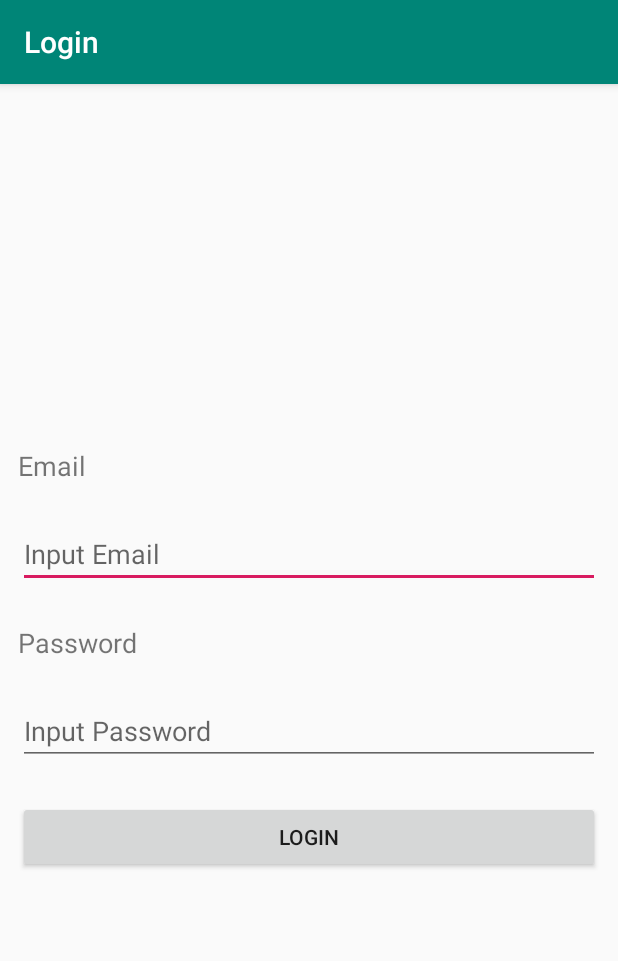
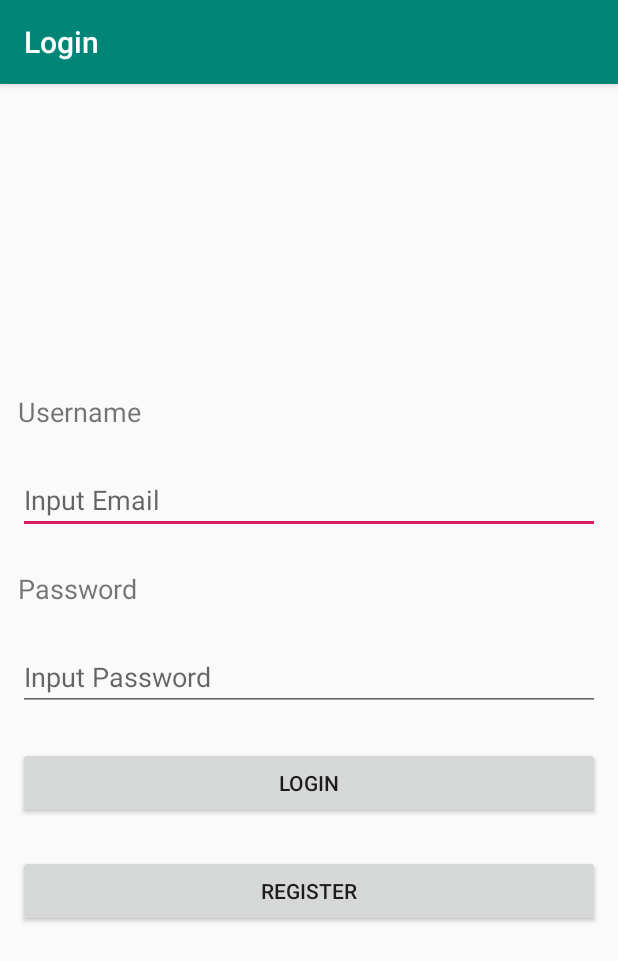
Before and after one commit to aldansorry/TI3A_8_12_TugasBesar, an Android app: the screen it shows after launch (LoginActivity), on a phone screen of 412 x 824 dp. Shown: the top 961 px of the screen. Run offline under Robolectric (Android 15) with nearby library versions, the light colour scheme and no system bars.

Commit message:
Register With Sqlite not yet

```diff
--- a/app/src/main/AndroidManifest.xml
+++ b/app/src/main/AndroidManifest.xml
@@ -22,7 +22,11 @@
             android:name=".Activity.LoginActivity"
             android:label="Login" />
         <activity android:name=".Activity.Main2Activity" />
-        <activity android:name=".Activity.DetailActivity"></activity>
+        <activity android:name=".Activity.DetailActivity" />
+        <activity
+            android:name=".Activity.RegisterActivity"
+            android:label="Register"
+            ></activity>
     </application>
 
 </manifest>
--- a/app/src/main/java/sorry/aldan/ti3a_8_12_tugasbesar/Activity/LoginActivity.java
+++ b/app/src/main/java/sorry/aldan/ti3a_8_12_tugasbesar/Activity/LoginActivity.java
@@ -13,8 +13,8 @@ import sorry.aldan.ti3a_8_12_tugasbesar.R;
 
 public class LoginActivity extends AppCompatActivity {
 
-    EditText edtEmail, edtPassword;
-    Button buttonLogin;
+    EditText edtUsername, edtPassword;
+    Button btnLogin,btnRegister;
     SessionManagement sessionManagement;
 
     @Override
@@ -23,9 +23,10 @@ public class LoginActivity extends AppCompatActivity {
         setContentView(R.layout.activity_login);
 
         //get component
-        edtEmail = findViewById(R.id.editEmail);
-        edtPassword = findViewById(R.id.editPassword);
-        buttonLogin = findViewById(R.id.buttonLogin);
+        edtUsername = findViewById(R.id.edtUsername);
+        edtPassword = findViewById(R.id.edtPassword);
+        btnLogin = findViewById(R.id.btnLogin);
+        btnRegister = findViewById(R.id.btnRegister);
 
         //instance
         sessionManagement = new SessionManagement(this);
@@ -36,27 +37,34 @@ public class LoginActivity extends AppCompatActivity {
         }
 
         //button function
-        buttonLogin.setOnClickListener(new View.OnClickListener() {
+        btnLogin.setOnClickListener(new View.OnClickListener() {
             @Override
             public void onClick(View view) {
                 //make var for store input value
-                String email,password;
+                String username,password;
                 //get input value
-                email = edtEmail.getText().toString();
+                username = edtUsername.getText().toString();
                 password = edtPassword.getText().toString();
 
                 //validate is not null, and not space
-                if(email.matches("") || email.trim().isEmpty() || password.matches("") || password.trim().isEmpty()){
+                if(username.matches("") || username.trim().isEmpty() || password.matches("") || password.trim().isEmpty()){
                     Toast.makeText(LoginActivity.this,"Email dan Passsword Tidak Boleh Kosong / Space"
                             ,Toast.LENGTH_LONG).show();
                     return;
                 }else {
-                    sessionManagement.createLoginSession(email, password);
+                    sessionManagement.createLoginSession(username, password);
                     goToActivity();
                 }
             }
         });
 
+        btnRegister.setOnClickListener(new View.OnClickListener() {
+            @Override
+            public void onClick(View v) {
+                Intent i = new Intent(LoginActivity.this,RegisterActivity.class);
+                startActivity(i);
+            }
+        });
     }
     private void goToActivity(){
         Intent mIntent = new Intent(this,Main2Activity.class);
--- a/app/src/main/java/sorry/aldan/ti3a_8_12_tugasbesar/Helper/SessionManagement.java
+++ b/app/src/main/java/sorry/aldan/ti3a_8_12_tugasbesar/Helper/SessionManagement.java
@@ -15,8 +15,8 @@ public class SessionManagement {
     int PRIVATE_MODE;
     private static final String PREF_NAME = "SharedPrefLatihan";
     private static final String IS_LOGIN = "IsLoggedIn";
-    public static final String KEY_EMAIL = "email";
-    public static final String KEY_PASSWOrD = "password";
+    public static final String KEY_USERNAME = "username";
+    public static final String KEY_PASSWORD = "password";
 
     public SessionManagement(Context mContext) {
         this.mContext = mContext;
@@ -26,15 +26,15 @@ public class SessionManagement {
     }
     public void createLoginSession(String email, String password){
         mEditor.putBoolean(IS_LOGIN, true);
-        mEditor.putString(KEY_EMAIL, password);
-        mEditor.putString(KEY_PASSWOrD, email);
+        mEditor.putString(KEY_USERNAME, email);
+        mEditor.putString(KEY_PASSWORD, password);
         mEditor.commit();
     }
 
     public HashMap<String, String> getUserInformation(){
         HashMap<String, String> user = new HashMap<String, String>();
-        user.put(KEY_EMAIL, mSharedPreference.getString(KEY_EMAIL, null));
-        user.put(KEY_PASSWOrD, mSharedPreference.getString(KEY_PASSWOrD, null));
+        user.put(KEY_USERNAME, mSharedPreference.getString(KEY_USERNAME, null));
+        user.put(KEY_PASSWORD, mSharedPreference.getString(KEY_PASSWORD, null));
         return user;
     }
     public boolean isLoggedIn(){
--- a/app/src/main/java/sorry/aldan/ti3a_8_12_tugasbesar/MainActivity.java
+++ b/app/src/main/java/sorry/aldan/ti3a_8_12_tugasbesar/MainActivity.java
@@ -45,7 +45,7 @@ public class MainActivity extends AppCompatActivity {
         loginUser = sessionManagement.getUserInformation();
 
         //change text to username
-        tvEmail.setText(loginUser.get(sessionManagement.KEY_EMAIL));
+        tvEmail.setText(loginUser.get(sessionManagement.KEY_USERNAME));
 
         //onclick logout
         buttonLogout.setOnClickListener(new View.OnClickListener() {
--- a/app/src/main/java/sorry/aldan/ti3a_8_12_tugasbesar/Model/UserModel.java
+++ b/app/src/main/java/sorry/aldan/ti3a_8_12_tugasbesar/Model/Laporan.java
@@ -1,9 +1,9 @@
 package sorry.aldan.ti3a_8_12_tugasbesar.Model;
 
-public class UserModel{
+public class Laporan {
     private String judul, kategori;
 
-    public UserModel(String judul, String kategori){
+    public Laporan(String judul, String kategori){
         this.judul = judul;
         this.kategori = kategori;
     }
--- a/app/src/main/res/layout/activity_login.xml
+++ b/app/src/main/res/layout/activity_login.xml
@@ -10,10 +10,10 @@
         android:layout_width="wrap_content"
         android:layout_height="wrap_content"
         android:layout_margin="12dp"
-        android:text="Email"
+        android:text="Username"
         android:textSize="18sp" />
     <EditText
-        android:id="@+id/editEmail"
+        android:id="@+id/edtUsername"
         android:layout_width="match_parent"
         android:layout_height="wrap_content"
         android:layout_margin="12dp"
@@ -26,17 +26,25 @@
         android:text="Password"
         android:textSize="18sp" />
     <EditText
-        android:id="@+id/editPassword"
+        android:id="@+id/edtPassword"
         android:layout_width="match_parent"
         android:layout_height="wrap_content"
         android:layout_margin="12dp"
         android:hint="Input Password"
         android:inputType="textPassword" />
     <Button
-        android:id="@+id/buttonLogin"
+        android:id="@+id/btnLogin"
         android:layout_width="match_parent"
         android:layout_height="wrap_content"
         android:layout_gravity="center_horizontal"
         android:layout_margin="12dp"
         android:text="Login" />
+
+    <Button
+        android:id="@+id/btnRegister"
+        android:layout_width="match_parent"
+        android:layout_height="wrap_content"
+        android:layout_gravity="center_horizontal"
+        android:layout_margin="12dp"
+        android:text="Register" />
 </LinearLayout>
```
Also changed, not shown: app/src/main/java/sorry/aldan/ti3a_8_12_tugasbesar/Activity/Main2Activity.java (+5 -6 lines), app/src/main/java/sorry/aldan/ti3a_8_12_tugasbesar/Activity/RegisterActivity.java (added, +69 -0 lines), app/src/main/java/sorry/aldan/ti3a_8_12_tugasbesar/Adapter/LaporanAdapter.java (renamed from app/src/main/java/sorry/aldan/ti3a_8_12_tugasbesar/Adapter/CustomAdapter.java, +5 -5 lines), app/src/main/java/sorry/aldan/ti3a_8_12_tugasbesar/Helper/DatabaseHelper.java (added, +124 -0 lines), app/src/main/java/sorry/aldan/ti3a_8_12_tugasbesar/Model/User.java (added, +60 -0 lines), app/src/main/res/layout/activity_register.xml (added, +73 -0 lines).
